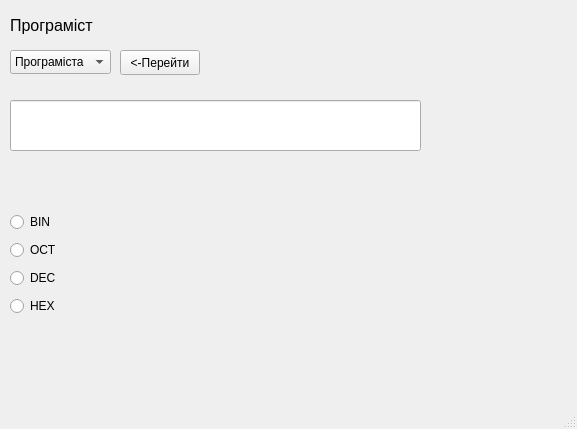
Old version of the form calcprogam.ui in the repository Lyten1/calculator.
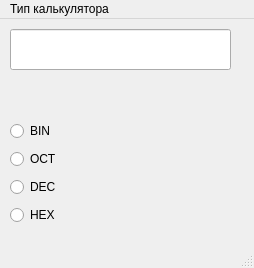
New version of the form.

Commit message: interface + windows

The edit to the form file:
```diff
--- a/calcprogam.ui
+++ b/calcprogam.ui
@@ -6,71 +6,20 @@
    <rect>
     <x>0</x>
     <y>0</y>
-    <width>577</width>
-    <height>429</height>
+    <width>254</width>
+    <height>268</height>
    </rect>
   </property>
   <property name="windowTitle">
    <string>MainWindow</string>
   </property>
   <widget class="QWidget" name="centralwidget">
-   <widget class="QPushButton" name="another_wnd">
-    <property name="geometry">
-     <rect>
-      <x>120</x>
-      <y>50</y>
-      <width>80</width>
-      <height>25</height>
-     </rect>
-    </property>
-    <property name="text">
-     <string>&lt;-Перейти</string>
-    </property>
-   </widget>
-   <widget class="QComboBox" name="calculation_type">
-    <property name="geometry">
-     <rect>
-      <x>10</x>
-      <y>50</y>
-      <width>101</width>
-      <height>24</height>
-     </rect>
-    </property>
-    <item>
-     <property name="text">
-      <string>Програміста</string>
-     </property>
-    </item>
-    <item>
-     <property name="text">
-      <string>Базовий</string>
-     </property>
-    </item>
-   </widget>
-   <widget class="QLabel" name="label">
-    <property name="geometry">
-     <rect>
-      <x>10</x>
-      <y>10</y>
-      <width>201</width>
-      <height>31</height>
-     </rect>
-    </property>
-    <property name="font">
-     <font>
-      <pointsize>12</pointsize>
-     </font>
-    </property>
-    <property name="text">
-     <string>Програміст</string>
-    </property>
-   </widget>
    <widget class="QWidget" name="layoutWidget_2">
     <property name="geometry">
      <rect>
-      <x>100</x>
-      <y>210</y>
-      <width>371</width>
+      <x>70</x>
+      <y>100</y>
+      <width>171</width>
       <height>111</height>
      </rect>
     </property>
@@ -109,9 +58,9 @@
     <property name="geometry">
      <rect>
       <x>10</x>
-      <y>100</y>
-      <width>411</width>
-      <height>51</height>
+      <y>10</y>
+      <width>221</width>
+      <height>41</height>
      </rect>
     </property>
     <property name="font">
@@ -124,8 +73,8 @@
     <property name="geometry">
      <rect>
       <x>10</x>
-      <y>160</y>
-      <width>241</width>
+      <y>60</y>
+      <width>231</width>
       <height>31</height>
      </rect>
     </property>
@@ -133,12 +82,12 @@
      <string/>
     </property>
    </widget>
-   <widget class="QWidget" name="">
+   <widget class="QWidget" name="layoutWidget">
     <property name="geometry">
      <rect>
       <x>10</x>
-      <y>210</y>
-      <width>71</width>
+      <y>100</y>
+      <width>51</width>
       <height>111</height>
      </rect>
     </property>
@@ -179,10 +128,18 @@
     <rect>
      <x>0</x>
      <y>0</y>
-     <width>577</width>
-     <height>25</height>
+     <width>254</width>
+     <height>20</height>
     </rect>
    </property>
+   <widget class="QMenu" name="menu">
+    <property name="title">
+     <string>Тип калькулятора</string>
+    </property>
+    <addaction name="wP_standart"/>
+    <addaction name="wP_programmer"/>
+   </widget>
+   <addaction name="menu"/>
   </widget>
   <widget class="QStatusBar" name="statusbar"/>
  </widget>
```
Left out of the diff: 10 changed lines with no effect on the pictures. The commit also changes 5 other files.
